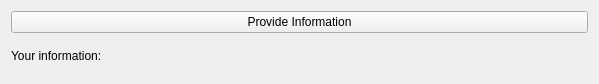
Before: the Qt Designer form widget.ui in NikNator10/QT-Testing, drawn with Qt 5.
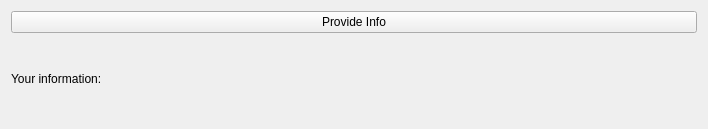
After: the same form once the commit is applied.

Commit message: Gelernt: QDialogButtonBox: Button-Layouts nach Systemrichtlinien automatisch anlegen; Wiederholung: Dialoge mit QDialog erstellen; Genutzt: QApplication, QWidget, QDialog, QDialogBoxButton, Qt Designer

```diff
--- a/widget.ui
+++ b/widget.ui
@@ -6,8 +6,8 @@
    <rect>
     <x>0</x>
     <y>0</y>
-    <width>599</width>
-    <height>84</height>
+    <width>708</width>
+    <height>129</height>
    </rect>
   </property>
   <property name="windowTitle">
@@ -17,20 +17,16 @@
    <item>
     <widget class="QPushButton" name="provide_information_button">
      <property name="text">
-      <string>Provide Information</string>
+      <string>Provide Info</string>
      </property>
     </widget>
    </item>
-   <item>
-    <layout class="QHBoxLayout" name="horizontalLayout">
      <item>
       <widget class="QLabel" name="info_label">
        <property name="text">
         <string>Your information:</string>
        </property>
       </widget>
-     </item>
-    </layout>
    </item>
   </layout>
  </widget>
```
Left out of the diff: 2 changed lines with no effect on the pictures. Lines whose indentation alone changed are shown as unchanged. The commit also changes 10 other files.
